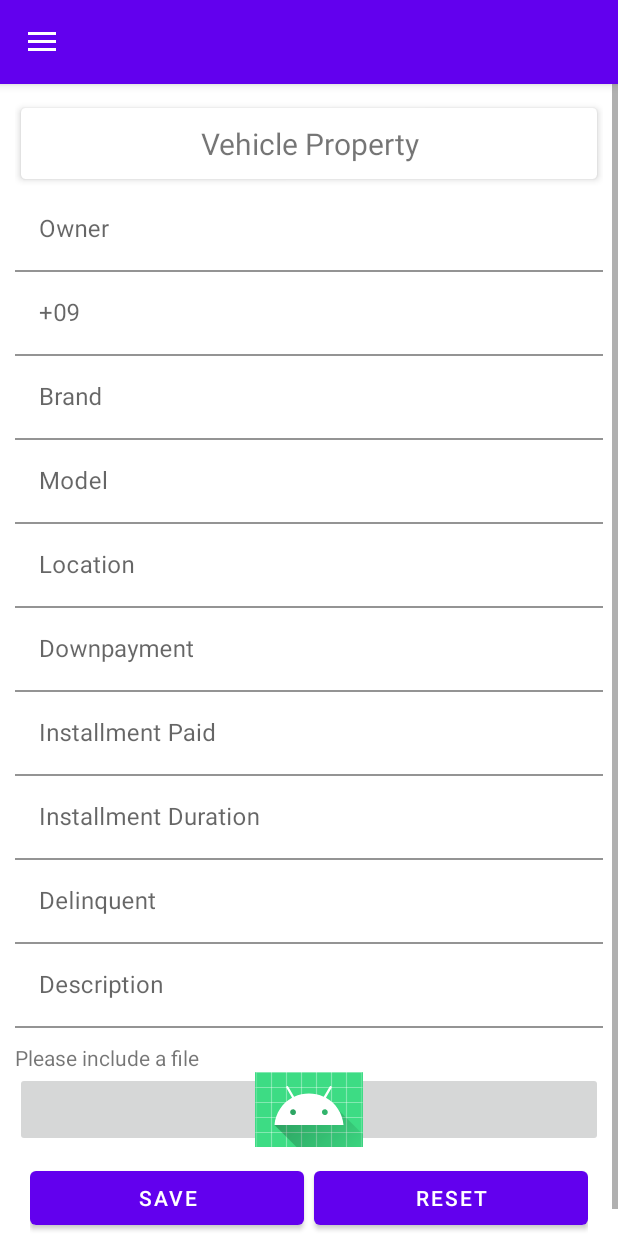
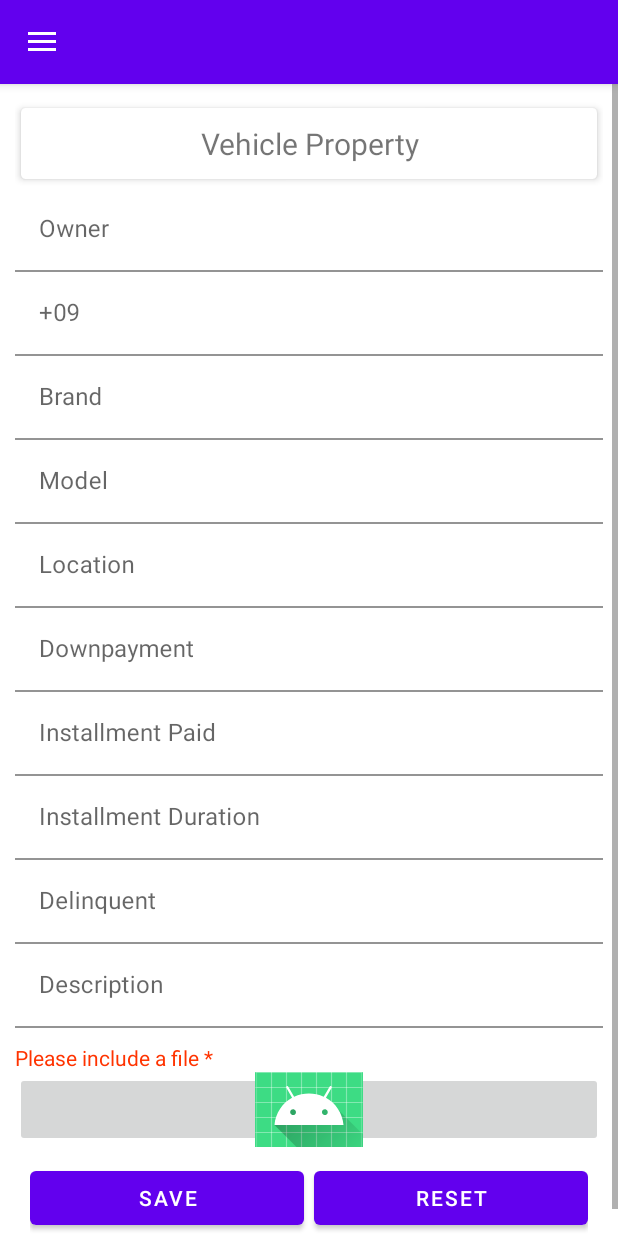
Before and after one commit to lisandrobatiancila/AAssmr, an Android app: the fragment AddVehicleProperty placed in its activity, on a phone screen of 412 x 824 dp. Run offline under Robolectric (Android 15) with nearby library versions, the phone set to English and light mode, and no system bars.

```diff
--- a/app/src/main/AndroidManifest.xml
+++ b/app/src/main/AndroidManifest.xml
@@ -2,6 +2,8 @@
 <manifest xmlns:android="http://schemas.android.com/apk/res/android"
     xmlns:tools="http://schemas.android.com/tools">
     <uses-permission android:name="android.permission.INTERNET"/>
+    <uses-permission android:name="android.permission.WRITE_EXTERNAL_STORAGE"/>
+
     <application
         android:allowBackup="true"
         android:dataExtractionRules="@xml/data_extraction_rules"
--- a/app/src/main/java/com/example/a_assmr/Views/Credentials/Account/My_Property/AddProperty/Vehicle/AddVehicleProperty.java
+++ b/app/src/main/java/com/example/a_assmr/Views/Credentials/Account/My_Property/AddProperty/Vehicle/AddVehicleProperty.java
@@ -1,22 +1,74 @@
 package com.example.a_assmr.Views.Credentials.Account.My_Property.AddProperty.Vehicle;
 
+import android.Manifest;
+import android.annotation.SuppressLint;
+import android.app.Activity;
+import android.content.Intent;
+import android.content.pm.PackageManager;
 import android.os.Bundle;
 import android.view.LayoutInflater;
 import android.view.View;
 import android.view.ViewGroup;
+import android.widget.ImageButton;
+import android.widget.TextView;
+import android.widget.Toast;
 
+import androidx.activity.result.ActivityResult;
+import androidx.activity.result.ActivityResultCallback;
+import androidx.activity.result.ActivityResultLauncher;
+import androidx.activity.result.contract.ActivityResultContracts;
 import androidx.annotation.NonNull;
 import androidx.annotation.Nullable;
 import androidx.appcompat.app.AppCompatActivity;
+import androidx.core.content.ContextCompat;
 import androidx.fragment.app.Fragment;
 
 import com.example.a_assmr.R;
 
 public class AddVehicleProperty extends Fragment {
+    ImageButton imageButton;
+    TextView txtFileCount;
+    @SuppressLint("MissingInflatedId")
     @Nullable
     @Override
     public View onCreateView(@NonNull LayoutInflater inflater, @Nullable ViewGroup container, @Nullable Bundle savedInstanceState) {
         View view = inflater.inflate(R.layout.account_add_vehicle_property, container, false);
+        imageButton = view.findViewById(R.id.imgbtnOpenGallery);
+        txtFileCount = view.findViewById(R.id.txtFileCount);
+        imageButton.setOnClickListener(new View.OnClickListener() {
+            @Override
+            public void onClick(View view) {
+                Intent i_open_gallery = new Intent(Intent.ACTION_GET_CONTENT);
+                i_open_gallery.putExtra(Intent.EXTRA_ALLOW_MULTIPLE, true);
+                i_open_gallery.setType("image/*");
+
+                galleryActivityResultLauncher.launch(i_open_gallery);
+            }
+        });
         return view;
     }
+    private final ActivityResultLauncher<Intent> galleryActivityResultLauncher = registerForActivityResult(
+            new ActivityResultContracts.StartActivityForResult(),
+            new ActivityResultCallback<ActivityResult>() {
+                @SuppressLint("ResourceAsColor")
+                @Override
+                public void onActivityResult(ActivityResult result) {
+                    if(result.getResultCode() == Activity.RESULT_OK) {
+                        Intent data = result.getData();
+                        txtFileCount.setText("You included ( "+data.getClipData().getItemCount()+" ) file(s)");
+                        txtFileCount.setTextColor(R.color.teal_200);
+                    }
+                    else {
+                        Toast.makeText(getContext(), "Gallery permission is denied.", Toast.LENGTH_SHORT).show();
+                    }
+                }
+            }
+    );
+    private boolean checkStoragePermission() {
+        boolean result = ContextCompat.checkSelfPermission(getContext(), Manifest.permission.WRITE_EXTERNAL_STORAGE) == PackageManager.PERMISSION_GRANTED;
+        return result;
+    }
+    private void openGallery() {
+
+    }
 }
--- a/app/src/main/res/layout/account_add_vehicle_property.xml
+++ b/app/src/main/res/layout/account_add_vehicle_property.xml
@@ -146,11 +146,14 @@
                         android:background="@color/white"/>
                 </com.google.android.material.textfield.TextInputLayout>
                 <TextView
+                    android:id="@+id/txtFileCount"
                     android:layout_width="match_parent"
                     android:layout_height="wrap_content"
-                    android:text="Please include a file"
+                    android:text="Please include a file *"
+                    android:textColor="@color/red"
                     android:layout_marginTop="10dp"/>
                 <ImageButton
+                    android:id="@+id/imgbtnOpenGallery"
                     android:layout_width="match_parent"
                     android:layout_height="50dp"
                     android:src="@mipmap/ic_launcher" />
--- a/app/src/main/res/values/colors.xml
+++ b/app/src/main/res/values/colors.xml
@@ -10,4 +10,5 @@
     <color name="assmrColor">#f7ce25</color>
     <color name="grayColor">#ddd</color>
     <color name="signupBGColor">#F4FFFA</color>
+    <color name="red">#ff3300</color>
 </resources>
```
